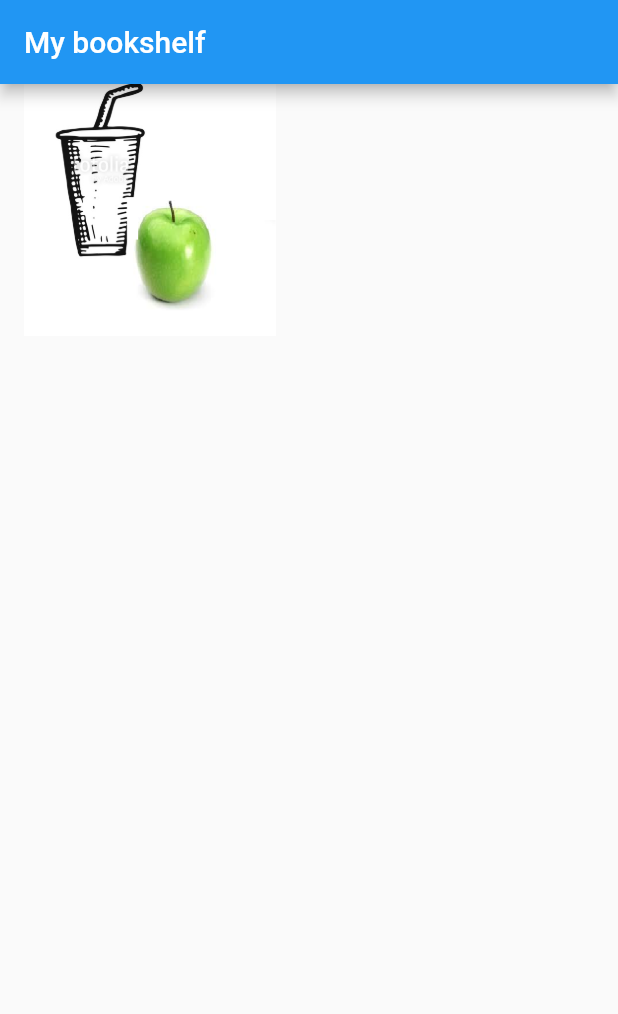
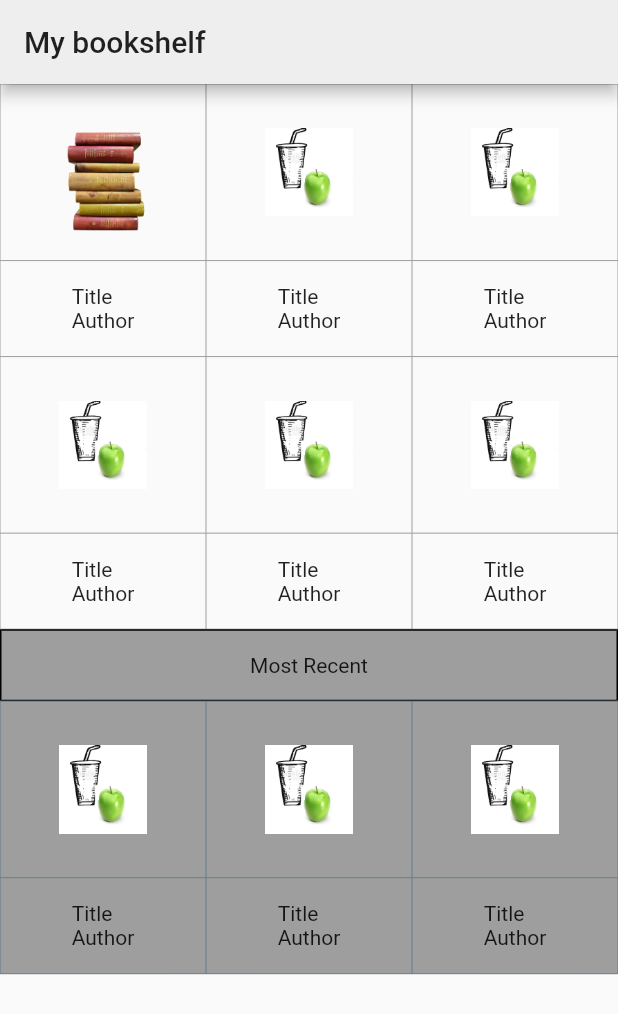
Before and after one commit to mobileappdevhm19/HINT-Reader, a Flutter app: the screen it shows after launch, on a phone screen of 412 x 824 dp. Shown: the top 1014 px of the screen. Run offline on Flutter 3.47's test engine with Material 2 defaults, Android fonts, the phone set to English and light mode, and no system bars.

Commit message:
you WILL merge

```diff
--- a/hintreader/lib/main.dart
+++ b/hintreader/lib/main.dart
@@ -1,14 +1,30 @@
 import 'package:flutter/material.dart';
-import 'package:hintreader/views/BookView.dart';
-import 'package:hintreader/views/BookshelView.dart';
+import 'package:hintreader/views/BookshelfView.dart';
 
 void main() => runApp(MyApp());
 
 class MyApp extends StatelessWidget {
   // This widget is the root of your application.
+  static Map<int, Color> color =
+  {
+    50:Color.fromRGBO(255,156,6, .1),
+    100:Color.fromRGBO(255,156,6, .2),
+    200:Color.fromRGBO(255,156,6, .3),
+    300:Color.fromRGBO(255,156,6, .4),
+    400:Color.fromRGBO(255,156,6, .5),
+    500:Color.fromRGBO(255,156,6, .6),
+    600:Color.fromRGBO(255,156,6, .7),
+    700:Color.fromRGBO(255,156,6, .8),
+    800:Color.fromRGBO(255,156,6, .9),
+    900:Color.fromRGBO(255,156,6, 1),
+  };
+
+  MaterialColor colorCustom = MaterialColor(0xFFFF9C06, color);
+
   @override
   Widget build(BuildContext context) {
     return MaterialApp(
+      //debugShowCheckedModeBanner: false,
       title: 'Flutter Demo',
       theme: ThemeData(
         // This is the theme of your application.
@@ -20,9 +36,9 @@ class MyApp extends StatelessWidget {
         // or simply save your changes to "hot reload" in a Flutter IDE).
         // Notice that the counter didn't reset back to zero; the application
         // is not restarted.
-        primarySwatch: Colors.blue,
+        primaryColor: Colors.grey[200],
       ),
-      home: BookshelfView("My bookshelf"),
+      home: Bookshelf("My bookshelf"),
     );
   }
 }
--- a/hintreader/lib/views/BookshelView.dart
+++ /dev/null
@@ -1,44 +0,0 @@
-import 'package:flutter/material.dart';
-import 'package:hintreader/views/BookView.dart';
-
-class BookshelfView extends StatefulWidget {
-  BookshelfView(this.title);
-
-  final String title;
-
-  @override
-  _BookshelfViewState createState() => _BookshelfViewState();
-}
-
-class _BookshelfViewState extends State<BookshelfView> {
-
-  Size box = Size(200,200);
-
-  @override
-  Widget build(BuildContext context) {
-    return Scaffold(
-        appBar: AppBar(
-          title: Text(widget.title),
-        ),
-        body: Container(
-            child: ConstrainedBox(
-                constraints: BoxConstraints.loose(box),
-                child: FlatButton(
-                    onPressed: () {
-                      Navigator.push(context,
-                          MaterialPageRoute(builder: (BuildContext context) =>
-                              BookView("My Book", false, 0)));
-
-                    },
-                    child: Image.asset("assets/main_icon.png")
-                )
-            )
-        )
-    );
-  }
-}
-
-/*Container(child: ConstrainedBox(
-constraints: BoxConstraints.expand(),
-child: FlatButton(onPressed: null,
-child: Image.asset('path/the_image.png'))))*/
--- /dev/null
+++ b/hintreader/lib/views/BookshelfView.dart
@@ -0,0 +1,223 @@
+import 'package:flutter/material.dart';
+import 'package:hintreader/views/BookView.dart';
+
+class Bookshelf extends StatefulWidget {
+  Bookshelf(this.title);
+
+  final String title;
+
+  @override
+  _BookshelfState createState() => _BookshelfState();
+}
+
+class _BookshelfState extends State<Bookshelf> {
+
+  Size box = Size(200, 200);
+  double width = 0;
+  double height= 0;
+  bool vertical = true;
+
+  var books = [
+    true, false, false, false, false, false, false, false, false, false];
+  int book = 0;
+
+  @override
+  Widget build(BuildContext context) {
+    return Scaffold(
+      appBar: AppBar(
+        title: Text(widget.title),
+      ),
+      body:
+      OrientationBuilder(
+        builder: (context, orientation) {
+          return orientation == Orientation.portrait
+              ? verticalTable()
+              : horizontalTable();
+        },
+      ),
+    );
+  }
+
+  newBookCell(int m) {
+    return TableCell(
+      child: Row(
+        mainAxisAlignment: MainAxisAlignment.spaceAround,
+        children: <Widget>[
+          Container(
+              constraints: BoxConstraints.loose(box),
+              child: books[m % (books.length - 1)] == true
+                  ? FlatButton(
+                  onPressed: () {
+                    Navigator.push(context,
+                        MaterialPageRoute(builder: (BuildContext context) =>
+                            BookView("My Book", false, 0)));
+                  },
+                  child:
+                  Image.asset("assets/book-stack.png",
+                    height: (height / 7),
+                    width: (width / 7),
+                  )
+              )
+                  : Image.asset("assets/main_icon.png",
+                height: (height / 7),
+                width: (width / 7),
+              )
+          )
+        ],
+      ),
+    );
+  }
+
+  newDescriptionCell() {
+    return TableCell(
+      child: Row(
+        mainAxisAlignment: MainAxisAlignment.center,
+        children: <Widget>[
+          ConstrainedBox(
+            constraints: BoxConstraints.loose(box),
+            child: Text("\nTitle\nAuthor\n"),
+          )
+        ],
+      ),
+    );
+  }
+
+  newBookRow(bool m) {
+    vertical == false
+    ? book = book % 3
+    : book = book;
+    if (m) {
+      return TableRow(
+          decoration: new BoxDecoration(
+            color: Colors.grey,
+          ),
+          children: [
+            newBookCell(book++),
+            newBookCell(book++),
+            newBookCell(book++),
+          ]
+      );
+    }
+    else {
+      return TableRow(
+          children: [
+            newBookCell(book++),
+            newBookCell(book++),
+            newBookCell(book++),
+          ]);
+    }
+  }
+
+  newInfoRow(bool m) {
+    if (m) {
+      return TableRow(
+          decoration: new BoxDecoration(
+            color: Colors.grey,
+          ),
+          children: [
+            newDescriptionCell(),
+            newDescriptionCell(),
+            newDescriptionCell(),
+          ]);
+    }
+    else {
+      return TableRow(
+          children: [
+            newDescriptionCell(),
+            newDescriptionCell(),
+            newDescriptionCell(),
+          ]);
+    }
+  }
+
+  verticalTable() {
+    vertical = true;
+    book = 0;
+    print("Vertical");
+    scaleImageSize();
+    return Column(
+        children: <Widget>[
+          Table(
+              border: TableBorder.all(width: 0.0, color: Colors.grey),
+              children: [
+                newBookRow(false),
+                newInfoRow(false),
+                newBookRow(false),
+                newInfoRow(false),
+              ]),
+          Table(
+              border: TableBorder.all(width: 1.0, color: Colors.black),
+              children: [
+                TableRow(
+                    decoration: new BoxDecoration(
+                      color: Colors.grey,
+                    ),
+                    children: [
+                      TableCell(
+                        child: Row(
+                          mainAxisAlignment: MainAxisAlignment.center,
+                          children: <Widget>[
+                            ConstrainedBox(
+                              constraints: BoxConstraints.loose(box),
+                              child: Text("\nMost Recent\n"),
+                            ),
+                          ],
+                        ),
+                      ),
+                    ]),
+              ]),
+          Table(
+              border: TableBorder.all(width: 0.0, color: Colors.blueGrey),
+              children: [
+                newBookRow(true),
+                newInfoRow(true),
+              ]),
+        ]);
+  }
+
+  horizontalTable() {
+    vertical = false;
+    book = 0;
+    scaleImageSize();
+    print("Horizontal");
+    return Column(
+      children: <Widget>[
+        Table(
+            border: TableBorder.all(width: 1.0, color: Colors.black),
+            children: [
+              TableRow(
+                  decoration: new BoxDecoration(
+                    color: Colors.grey,
+                  ),
+                  children: [
+                    TableCell(
+                      child: Row(
+                        mainAxisAlignment: MainAxisAlignment.center,
+                        children: <Widget>[
+                          ConstrainedBox(
+                            constraints: BoxConstraints.loose(box),
+                            child: Text("\nMost Recent\n"),
+                          ),
+                        ],
+                      ),
+                    ),
+                  ]),
+            ]),
+        Table(
+            border: TableBorder.all(width: 0.0, color: Colors.blueGrey),
+            children: [
+              newBookRow(true),
+              newInfoRow(true),
+            ]),
+      ],
+    );
+  }
+
+  scaleImageSize() {
+    width = MediaQuery.of(context).size.width;
+    height = MediaQuery.of(context).size.height;
+
+    print("width: " + width.toString());
+    print("height: "+ height.toString());
+  }
+}
```
Also changed, not shown: hintreader/lib/views/BookView.dart (+33 -7 lines), hintreader/pubspec.yaml (+17 -1 lines), hintreader/assets/book-stack.png (added), 2 other files.
